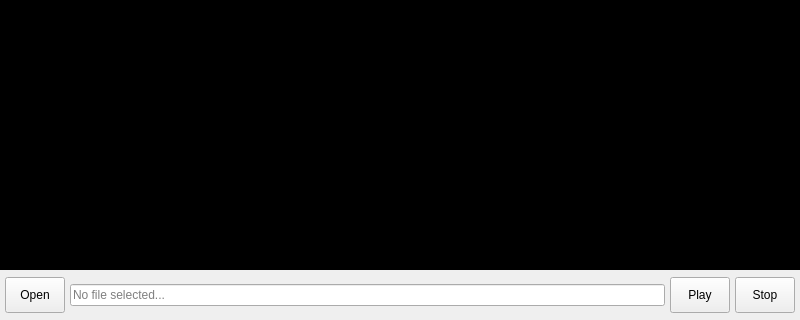
Qt form VVPlayer/mainwindow.ui (donghualin/VVPlayer) before a commit; both pictures show x 0 to 800 and y 280 to 600 of the 800 by 600 pixel window.
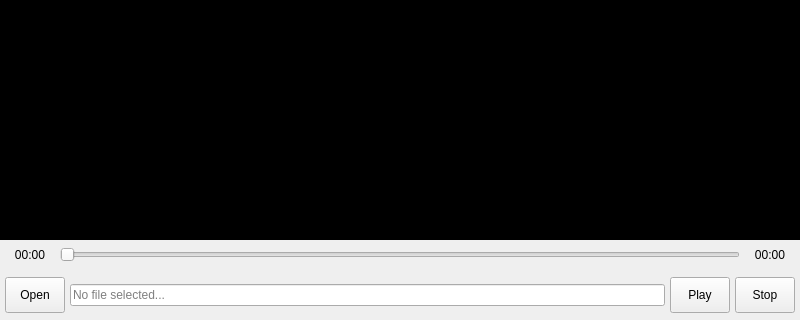
The same form after that commit.

What changed in the file:
```diff
--- a/VVPlayer/mainwindow.ui
+++ b/VVPlayer/mainwindow.ui
@@ -36,6 +36,90 @@
      </property>
     </widget>
    </item>
+   <item>
+    <widget class="QWidget" name="seekBar" native="true">
+     <property name="minimumSize">
+      <size>
+       <width>0</width>
+       <height>30</height>
+      </size>
+     </property>
+     <property name="maximumSize">
+      <size>
+       <width>16777215</width>
+       <height>30</height>
+      </size>
+     </property>
+     <layout class="QHBoxLayout" name="seekLayout">
+      <property name="spacing">
+       <number>5</number>
+      </property>
+      <property name="leftMargin">
+       <number>5</number>
+      </property>
+      <property name="topMargin">
+       <number>0</number>
+      </property>
+      <property name="rightMargin">
+       <number>5</number>
+      </property>
+      <property name="bottomMargin">
+       <number>0</number>
+      </property>
+      <item>
+       <widget class="QLabel" name="labelCurrentTime">
+        <property name="minimumSize">
+         <size>
+          <width>50</width>
+          <height>0</height>
+         </size>
+         </property>
+        <property name="maximumSize">
+         <size>
+          <width>50</width>
+          <height>16777215</height>
+         </size>
+        </property>
+        <property name="text">
+         <string>00:00</string>
+        </property>
+        <property name="alignment">
+         <set>Qt::AlignCenter</set>
+        </property>
+       </widget>
+      </item>
+      <item>
+       <widget class="QSlider" name="sliderProgress">
+        <property name="orientation">
+         <enum>Qt::Horizontal</enum>
+        </property>
+       </widget>
+      </item>
+      <item>
+       <widget class="QLabel" name="labelTotalTime">
+        <property name="minimumSize">
+         <size>
+          <width>50</width>
+          <height>0</height>
+         </size>
+         </property>
+        <property name="maximumSize">
+         <size>
+          <width>50</width>
+          <height>16777215</height>
+         </size>
+        </property>
+        <property name="text">
+         <string>00:00</string>
+        </property>
+        <property name="alignment">
+         <set>Qt::AlignCenter</set>
+        </property>
+       </widget>
+      </item>
+     </layout>
+    </widget>
+   </item>
    <item>
     <widget class="QWidget" name="controlBar" native="true">
      <property name="minimumSize">
```
